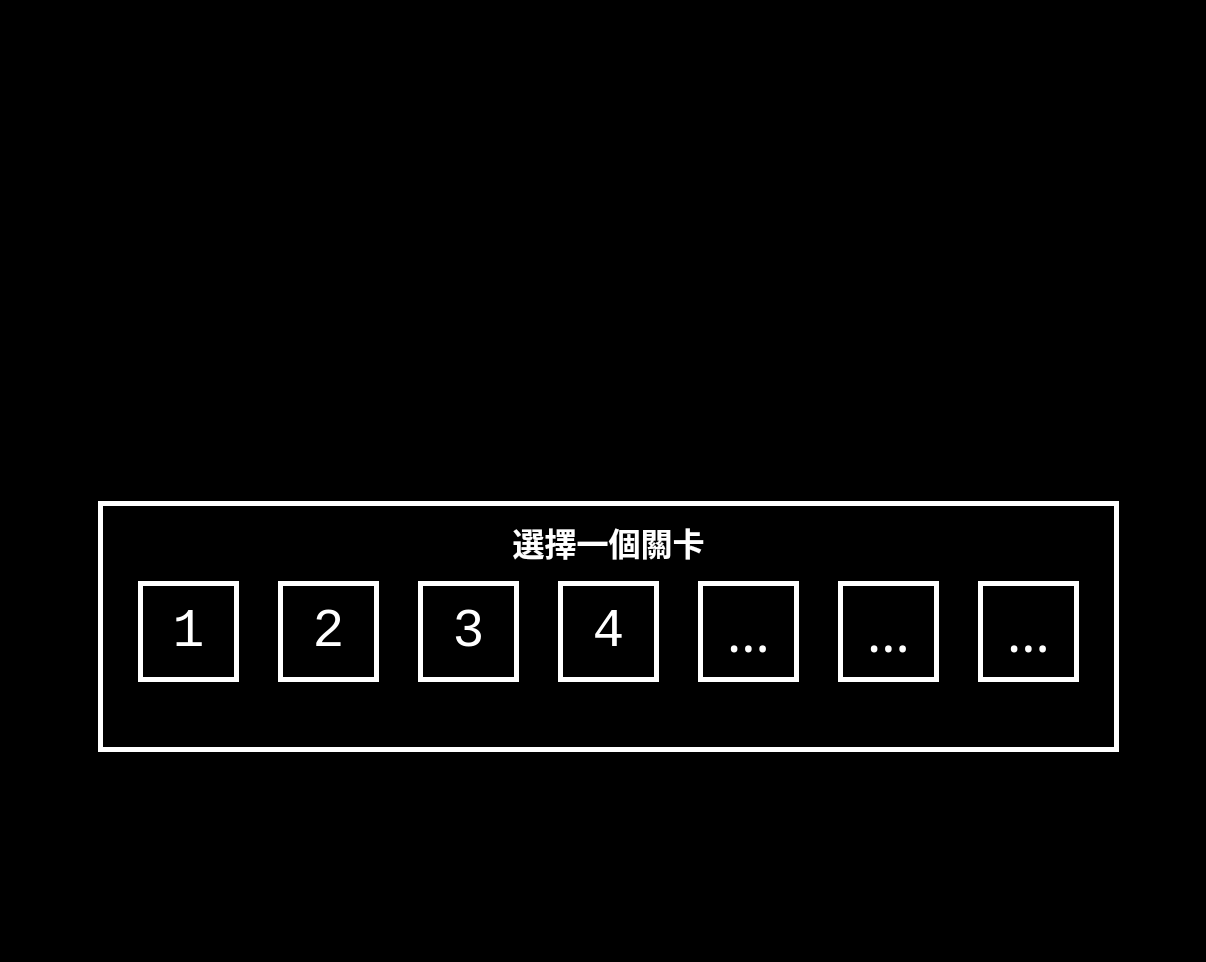
The window that mainwindow.ui (alvin5716/Shooting-Game-Space-Defender) describes before a commit, drawn with Qt 5.
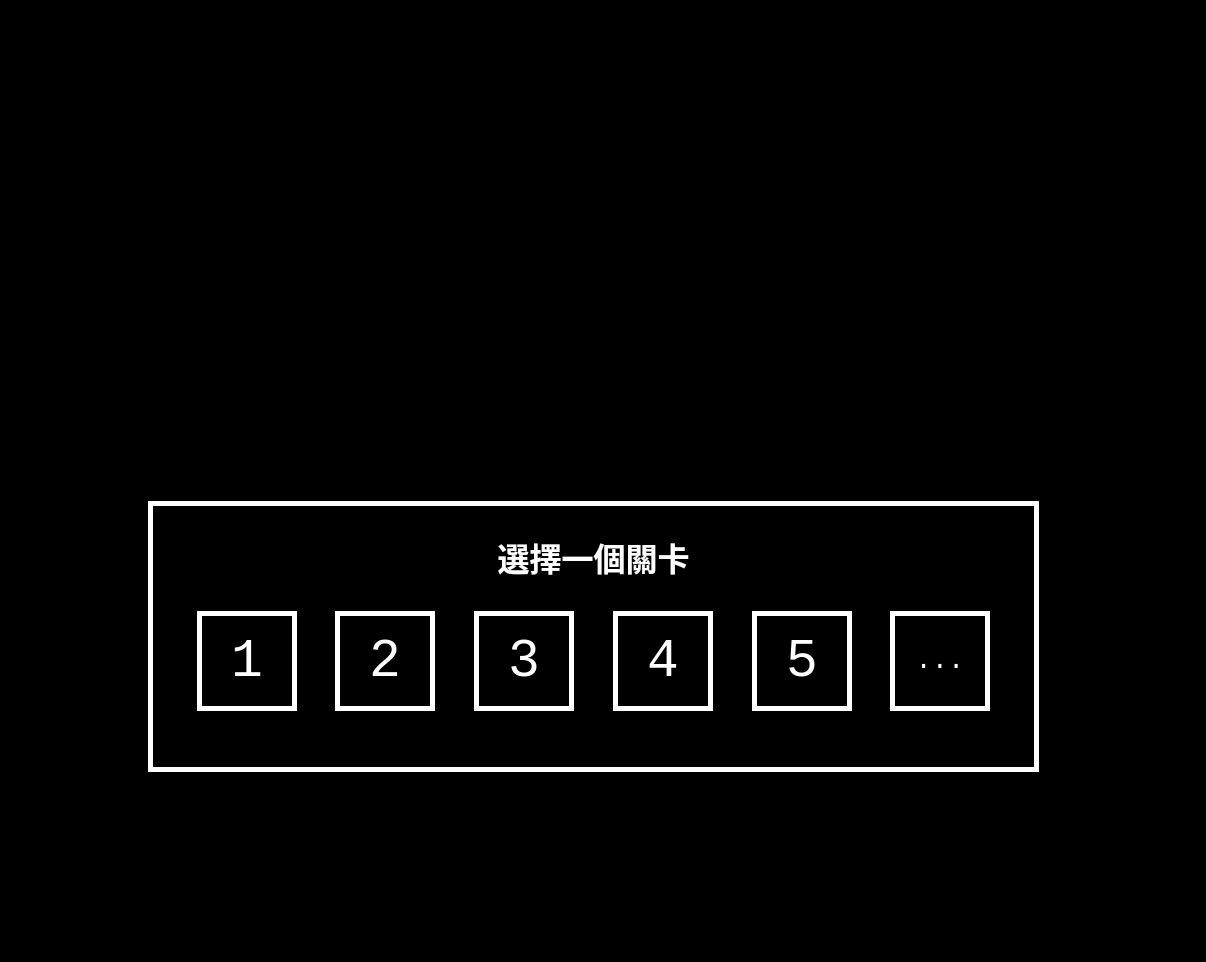
The same window after the commit. The open tabs and pages were chosen to show the change. Icons and pictures are not drawn. Custom widgets are drawn as their Qt base class.

The edit to the form file:
```diff
--- a/mainwindow.ui
+++ b/mainwindow.ui
@@ -1312,10 +1312,10 @@
        <widget class="QFrame" name="selectFrame">
         <property name="geometry">
          <rect>
-          <x>70</x>
+          <x>120</x>
           <y>490</y>
-          <width>1021</width>
-          <height>251</height>
+          <width>891</width>
+          <height>271</height>
          </rect>
         </property>
         <property name="styleSheet">
@@ -1342,14 +1342,72 @@
         <property name="frameShadow">
          <enum>QFrame::Raised</enum>
         </property>
+        <layout class="QVBoxLayout" name="verticalLayout">
+         <item>
+          <widget class="QLabel" name="label_2">
+           <property name="sizePolicy">
+            <sizepolicy hsizetype="Minimum" vsizetype="Maximum">
+             <horstretch>0</horstretch>
+             <verstretch>0</verstretch>
+            </sizepolicy>
+           </property>
+           <property name="maximumSize">
+            <size>
+             <width>16777215</width>
+             <height>80</height>
+            </size>
+           </property>
+           <property name="font">
+            <font>
+             <family>微軟正黑體</family>
+             <pointsize>24</pointsize>
+             <weight>75</weight>
+             <bold>true</bold>
+            </font>
+           </property>
+           <property name="styleSheet">
+            <string notr="true">background-color: transparent;
+color: white;</string>
+           </property>
+           <property name="text">
+            <string>選擇一個關卡</string>
+           </property>
+           <property name="alignment">
+            <set>Qt::AlignCenter</set>
+           </property>
+          </widget>
+         </item>
+         <item>
+          <layout class="QHBoxLayout" name="horizontalLayout_3">
+           <item>
+            <widget class="QWidget" name="widget" native="true">
+             <property name="sizePolicy">
+              <sizepolicy hsizetype="Minimum" vsizetype="Preferred">
+               <horstretch>0</horstretch>
+               <verstretch>0</verstretch>
+              </sizepolicy>
+             </property>
+            </widget>
+           </item>
+           <item>
         <widget class="KeyControlButton" name="LevelButton_1">
-         <property name="geometry">
-          <rect>
-           <x>40</x>
-           <y>80</y>
-           <width>101</width>
-           <height>101</height>
-          </rect>
+             <property name="sizePolicy">
+              <sizepolicy hsizetype="Minimum" vsizetype="Maximum">
+               <horstretch>0</horstretch>
+               <verstretch>0</verstretch>
+              </sizepolicy>
+             </property>
+             <property name="minimumSize">
+              <size>
+               <width>100</width>
+               <height>100</height>
+              </size>
+             </property>
+             <property name="maximumSize">
+              <size>
+               <width>100</width>
+               <height>100</height>
+              </size>
          </property>
          <property name="font">
           <font>
@@ -1367,14 +1425,36 @@
           <string>1</string>
          </property>
         </widget>
+           </item>
+           <item>
+            <widget class="QWidget" name="widget_2" native="true">
+             <property name="sizePolicy">
+              <sizepolicy hsizetype="Minimum" vsizetype="Preferred">
+               <horstretch>0</horstretch>
+               <verstretch>0</verstretch>
+              </sizepolicy>
+             </property>
+            </widget>
+           </item>
+           <item>
         <widget class="KeyControlButton" name="LevelButton_2">
-         <property name="geometry">
-          <rect>
-           <x>180</x>
-           <y>80</y>
-           <width>101</width>
-           <height>101</height>
-          </rect>
+             <property name="sizePolicy">
+              <sizepolicy hsizetype="Maximum" vsizetype="Maximum">
+               <horstretch>0</horstretch>
+               <verstretch>0</verstretch>
+              </sizepolicy>
+             </property>
+             <property name="minimumSize">
+              <size>
+               <width>100</width>
+               <height>100</height>
+              </size>
+             </property>
+             <property name="maximumSize">
+              <size>
+               <width>100</width>
+               <height>100</height>
+              </size>
          </property>
          <property name="font">
           <font>
@@ -1392,14 +1472,36 @@
           <string>2</string>
          </property>
         </widget>
+           </item>
+           <item>
+            <widget class="QWidget" name="widget_3" native="true">
+             <property name="sizePolicy">
+              <sizepolicy hsizetype="Minimum" vsizetype="Preferred">
+               <horstretch>0</horstretch>
+               <verstretch>0</verstretch>
+              </sizepolicy>
+             </property>
+            </widget>
+           </item>
+           <item>
         <widget class="KeyControlButton" name="LevelButton_3">
-         <property name="geometry">
-          <rect>
-           <x>320</x>
-           <y>80</y>
-           <width>101</width>
-           <height>101</height>
-          </rect>
+             <property name="sizePolicy">
+              <sizepolicy hsizetype="Maximum" vsizetype="Maximum">
+               <horstretch>0</horstretch>
+               <verstretch>0</verstretch>
+              </sizepolicy>
+             </property>
+             <property name="minimumSize">
+              <size>
+               <width>100</width>
+               <height>100</height>
+              </size>
+             </property>
+             <property name="maximumSize">
+              <size>
+               <width>100</width>
+               <height>100</height>
+              </size>
          </property>
          <property name="font">
           <font>
@@ -1417,80 +1519,36 @@
           <string>3</string>
          </property>
         </widget>
-        <widget class="QPushButton" name="LevelButton_5">
-         <property name="geometry">
-          <rect>
-           <x>600</x>
-           <y>80</y>
-           <width>101</width>
-           <height>101</height>
-          </rect>
-         </property>
-         <property name="font">
-          <font>
-           <family>微軟正黑體</family>
-           <pointsize>40</pointsize>
-          </font>
-         </property>
-         <property name="styleSheet">
-          <string notr="true">background-color: black;</string>
-         </property>
-         <property name="text">
-          <string>...</string>
-         </property>
-        </widget>
-        <widget class="QPushButton" name="LevelButton_6">
-         <property name="geometry">
-          <rect>
-           <x>740</x>
-           <y>80</y>
-           <width>101</width>
-           <height>101</height>
-          </rect>
-         </property>
-         <property name="font">
-          <font>
-           <family>微軟正黑體</family>
-           <pointsize>40</pointsize>
-          </font>
-         </property>
-         <property name="styleSheet">
-          <string notr="true">background-color: black;</string>
-         </property>
-         <property name="text">
-          <string>...</string>
-         </property>
-        </widget>
-        <widget class="QPushButton" name="LevelButton_7">
-         <property name="geometry">
-          <rect>
-           <x>880</x>
-           <y>80</y>
-           <width>101</width>
-           <height>101</height>
-          </rect>
-         </property>
-         <property name="font">
-          <font>
-           <family>微軟正黑體</family>
-           <pointsize>40</pointsize>
-          </font>
-         </property>
-         <property name="styleSheet">
-          <string notr="true">background-color: black;</string>
-         </property>
-         <property name="text">
-          <string>...</string>
-         </property>
-        </widget>
+           </item>
+           <item>
+            <widget class="QWidget" name="widget_4" native="true">
+             <property name="sizePolicy">
+              <sizepolicy hsizetype="Minimum" vsizetype="Preferred">
+               <horstretch>0</horstretch>
+               <verstretch>0</verstretch>
+              </sizepolicy>
+             </property>
+            </widget>
+           </item>
+           <item>
         <widget class="KeyControlButton" name="LevelButton_4">
-         <property name="geometry">
-          <rect>
-           <x>460</x>
-           <y>80</y>
-           <width>101</width>
-           <height>101</height>
-          </rect>
+             <property name="sizePolicy">
+              <sizepolicy hsizetype="Maximum" vsizetype="Maximum">
+               <horstretch>0</horstretch>
+               <verstretch>0</verstretch>
+              </sizepolicy>
+             </property>
+             <property name="minimumSize">
+              <size>
+               <width>100</width>
+               <height>100</height>
+              </size>
+             </property>
+             <property name="maximumSize">
+              <size>
+               <width>100</width>
+               <height>100</height>
+              </size>
          </property>
          <property name="font">
           <font>
@@ -1508,34 +1566,130 @@
           <string>4</string>
          </property>
         </widget>
-        <widget class="QLabel" name="label_2">
-         <property name="geometry">
-          <rect>
-           <x>340</x>
-           <y>-5</y>
-           <width>341</width>
-           <height>91</height>
-          </rect>
-         </property>
+           </item>
+           <item>
+            <widget class="QWidget" name="widget_7" native="true">
+             <property name="sizePolicy">
+              <sizepolicy hsizetype="Minimum" vsizetype="Preferred">
+               <horstretch>0</horstretch>
+               <verstretch>0</verstretch>
+              </sizepolicy>
+             </property>
+            </widget>
+           </item>
+           <item>
+            <widget class="KeyControlButton" name="LevelButton_5">
+             <property name="sizePolicy">
+              <sizepolicy hsizetype="Maximum" vsizetype="Maximum">
+               <horstretch>0</horstretch>
+               <verstretch>0</verstretch>
+              </sizepolicy>
+             </property>
+             <property name="minimumSize">
+              <size>
+               <width>100</width>
+               <height>100</height>
+              </size>
+             </property>
+             <property name="maximumSize">
+              <size>
+               <width>100</width>
+               <height>100</height>
+              </size>
+             </property>
          <property name="font">
           <font>
-           <family>微軟正黑體</family>
-           <pointsize>24</pointsize>
-           <weight>75</weight>
-           <bold>true</bold>
-          </font>
-         </property>
+               <family>Consolas</family>
+               <pointsize>40</pointsize>
+              </font>
+             </property>
+             <property name="cursor">
+              <cursorShape>PointingHandCursor</cursorShape>
+             </property>
          <property name="styleSheet">
-          <string notr="true">background-color: transparent;
-color: white;</string>
+              <string notr="true"/>
          </property>
          <property name="text">
-          <string>選擇一個關卡</string>
-         </property>
-         <property name="alignment">
-          <set>Qt::AlignCenter</set>
-         </property>
-        </widget>
+              <string>5</string>
+             </property>
+            </widget>
+           </item>
+           <item>
+            <widget class="QWidget" name="widget_6" native="true">
+             <property name="sizePolicy">
+              <sizepolicy hsizetype="Minimum" vsizetype="Preferred">
+               <horstretch>0</horstretch>
+               <verstretch>0</verstretch>
+              </sizepolicy>
+             </property>
+            </widget>
+           </item>
+           <item>
+            <widget class="KeyControlButton" name="LevelButton_6">
+             <property name="sizePolicy">
+              <sizepolicy hsizetype="Maximum" vsizetype="Maximum">
+               <horstretch>0</horstretch>
+               <verstretch>0</verstretch>
+              </sizepolicy>
+             </property>
+             <property name="minimumSize">
+              <size>
+               <width>100</width>
+               <height>100</height>
+              </size>
+             </property>
+             <property name="maximumSize">
+              <size>
+               <width>100</width>
+               <height>100</height>
+              </size>
+             </property>
+             <property name="font">
+              <font>
+               <family>Consolas</family>
+               <pointsize>20</pointsize>
+              </font>
+             </property>
+             <property name="cursor">
+              <cursorShape>PointingHandCursor</cursorShape>
+             </property>
+             <property name="styleSheet">
+              <string notr="true"/>
+             </property>
+             <property name="text">
+              <string>...</string>
+             </property>
+            </widget>
+           </item>
+           <item>
+            <widget class="QWidget" name="widget_5" native="true">
+             <property name="sizePolicy">
+              <sizepolicy hsizetype="Minimum" vsizetype="Preferred">
+               <horstretch>0</horstretch>
+               <verstretch>0</verstretch>
+              </sizepolicy>
+             </property>
+            </widget>
+           </item>
+          </layout>
+         </item>
+         <item>
+          <widget class="QWidget" name="widget_8" native="true">
+           <property name="sizePolicy">
+            <sizepolicy hsizetype="Preferred" vsizetype="Maximum">
+             <horstretch>0</horstretch>
+             <verstretch>0</verstretch>
+            </sizepolicy>
+           </property>
+           <property name="maximumSize">
+            <size>
+             <width>16777215</width>
+             <height>30</height>
+            </size>
+           </property>
+          </widget>
+         </item>
+        </layout>
        </widget>
       </widget>
      </widget>
```
Left out of the diff: 2 changed lines with no effect on the pictures. Lines whose indentation alone changed are shown as unchanged.
